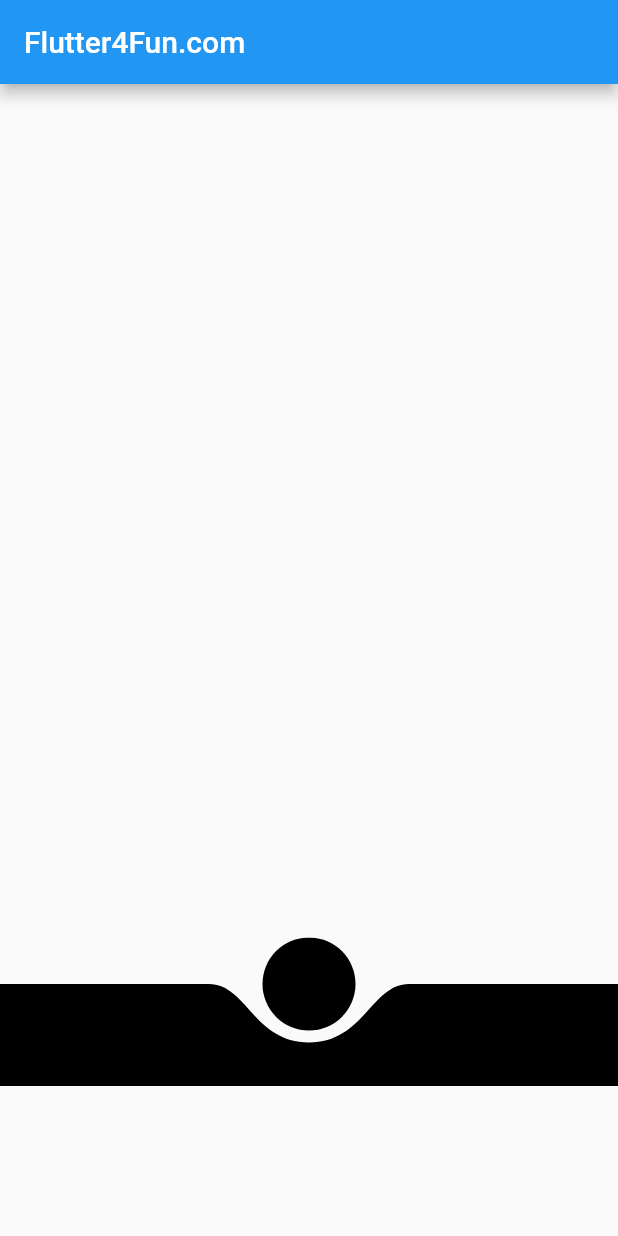
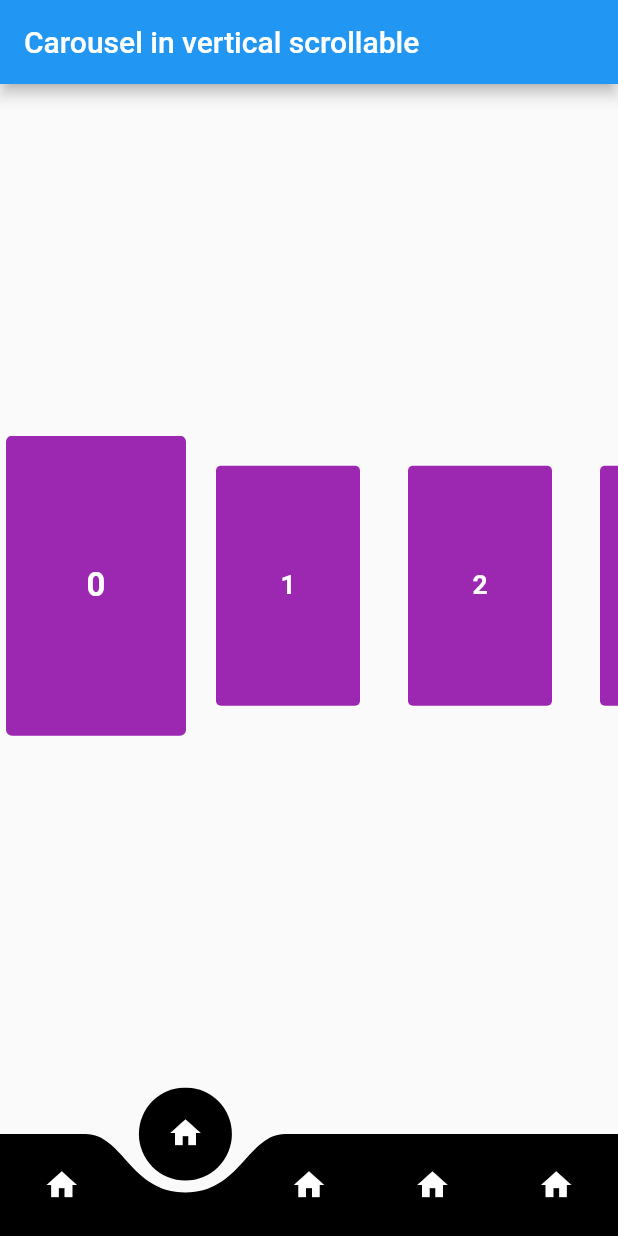
Before and after one commit to Flutter4Fun/ui_challenge-2, a Flutter app: the screen it shows after launch, on a phone screen of 412 x 824 dp. Run offline on Flutter 3.47's test engine with Material 2 defaults, Android fonts, the phone set to English and light mode, and no system bars.

Commit message:
Implemented my bottom navigation completely

```diff
--- a/lib/main.dart
+++ b/lib/main.dart
@@ -1,151 +1,144 @@
+import 'dart:math' as math;
+
 import 'package:flutter/material.dart';
+import 'package:ui_challenge_2/my_bottom_navigation.dart';
 
 main() => runApp(MaterialApp(home: MyHomePage()));
 
-class MyHomePage extends StatelessWidget {
+class MyHomePage extends StatefulWidget {
+  @override
+  _MyHomePageState createState() => _MyHomePageState();
+}
+
+class _MyHomePageState extends State<MyHomePage> {
+  ScrollController _controller;
+  int firstItem = 0;
+  final double itemWidth = 128;
+
+  final ValueNotifier<double> _offsett = ValueNotifier<double>(0.0);
+
+  double offset = 0;
+
+  @override
+  void initState() {
+    _controller = new ScrollController();
+    _controller.addListener(() {
+      setState(() {
+        offset = _controller.position.pixels / itemWidth;
+        firstItem = _controller.position.pixels ~/ itemWidth;
+      });
+    });
+    super.initState();
+  }
+
   @override
   Widget build(BuildContext context) {
     return Scaffold(
       appBar: AppBar(
-        title: Text('Flutter4Fun.com'),
+        title: Text('Carousel in vertical scrollable'),
       ),
-      body: Align(
-        alignment: Alignment.bottomCenter,
-        child: Padding(
-          padding: const EdgeInsets.only(bottom: 100.0),
-          child: MyBottomNavigation(),
+      bottomNavigationBar: MyBottomNavigation(
+        selected: 1,
+        items: [
+          Icon(Icons.home, color: Colors.white,),
+          Icon(Icons.home, color: Colors.white,),
+          Icon(Icons.home, color: Colors.white,),
+          Icon(Icons.home, color: Colors.white,),
+          Icon(Icons.home, color: Colors.white,),
+        ],
+      ),
+      body: Center(
+        child: SizedBox(
+          // you may want to use an aspect ratio here for tablet support
+          height: 200.0,
+          child: ListView.builder(
+            controller: _controller,
+            physics: SnappingListScrollPhysics(itemWidth: itemWidth),
+            scrollDirection: Axis.horizontal,
+            itemBuilder: (context, i) {
+              double othersScale = 0.8;
+              double scale = ((1 - math.min((i - offset).abs(), 1.0)) * (1 - othersScale)) + othersScale;
+              print('i: $i, scale: $scale');
+              return Transform.scale(
+                scale: scale,
+                child: _buildCarouselItem(context, 0, i),
+              );
+            },
+          ),
+        ),
+      ),
+    );
+  }
+
+  Widget _buildCarouselItem(BuildContext context, int carouselIndex, int itemIndex) {
+    return Container(
+      width: 120,
+      height: 200,
+      margin: EdgeInsets.symmetric(horizontal: 4.0),
+      decoration: BoxDecoration(
+        color: Colors.purple,
+        borderRadius: BorderRadius.all(Radius.circular(4.0)),
+      ),
+      child: Center(
+        child: Text(
+          '$itemIndex',
+          style: TextStyle(
+            color: Colors.white,
+            fontWeight: FontWeight.bold,
+            fontSize: 22,
+          ),
         ),
       ),
     );
   }
 }
 
-class MyBottomNavigation extends StatelessWidget {
-  final double fabSize = 62;
-  final double navHeight = 68;
-  final double fabMargin = 8;
+class SnappingListScrollPhysics extends ScrollPhysics {
+  final double itemWidth;
 
-  final int itemsCount = 5;
-
-  const MyBottomNavigation({
-    Key key,
-  }) : super(key: key);
+  const SnappingListScrollPhysics({
+    @required this.itemWidth,
+    ScrollPhysics parent,
+  }) : super(parent: parent);
 
   @override
-  Widget build(BuildContext context) {
-    return SizedBox(
-      width: double.infinity,
-      height: navHeight + fabSize / 2,
-      child: Stack(
-        children: [
-          CustomPaint(
-            painter: _MyBottomNavigationCustomPainter(0.5, fabSize, fabMargin),
-            size: Size(
-              double.infinity,
-              navHeight + fabSize / 2,
-            ),
-          ),
-//          Align(
-//            alignment: Alignment.bottomCenter,
-//            child: Container(
-//              height: navHeight,
-//              child: Row(
-//                mainAxisSize: MainAxisSize.max,
-//                mainAxisAlignment: MainAxisAlignment.spaceAround,
-//                children: [
-//                  Icon(Icons.map, color: Colors.white,),
-//                  Icon(Icons.map, color: Colors.white,),
-//                  Icon(Icons.map, color: Colors.white,),
-//                  Icon(Icons.map, color: Colors.white,),
-//                  Icon(Icons.map, color: Colors.white,),
-//                ],
-//              ),
-//            ),
-//          ),
-        ],
-      ),
-    );
-  }
-}
+  SnappingListScrollPhysics applyTo(ScrollPhysics ancestor) => SnappingListScrollPhysics(
+    parent: buildParent(ancestor),
+    itemWidth: itemWidth,
+  );
 
-class _MyBottomNavigationCustomPainter extends CustomPainter {
-  final double targetXPercent;
-  final double fabSize;
-  final double fabMargin;
+  double _getItem(ScrollPosition position) => (position.pixels) / itemWidth;
 
-  _MyBottomNavigationCustomPainter(
-    this.targetXPercent,
-    this.fabSize,
-    this.fabMargin,
-    );
+  double _getPixels(ScrollPosition position, double item) =>
+    math.min(item * itemWidth, position.maxScrollExtent);
 
-  @override
-  void paint(Canvas canvas, Size size) {
-    double holeWidth = 100;
-    double holeWidthThird = (holeWidth / 3) * 2;
-    double holeHeight = fabSize + fabMargin;
-
-    double top = fabSize / 2;
-
-    Path p = new Path();
-
-    final targetX = size.width * targetXPercent;
-
-    p.moveTo(0, top);
-
-    final point1 = Offset(targetX - holeWidthThird, top);
-    p.lineTo(point1.dx, point1.dy);
-
-    final point2 = Offset(targetX, holeHeight);
-
-    final controlPoint1 = Offset(point1.dx + 25, top);
-    final controlPoint2 = Offset(point1.dx + 30, holeHeight);
-
-    p.cubicTo(
-      controlPoint1.dx,
-      controlPoint1.dy,
-      controlPoint2.dx,
-      controlPoint2.dy,
-      point2.dx,
-      point2.dy,
-    );
-
-    final point3 = Offset(targetX + holeWidthThird, top);
-    final controlPoint3 = Offset(point3.dx - 30, holeHeight);
-    final controlPoint4 = Offset(point3.dx - 25, top);
-
-    p.cubicTo(
-      controlPoint3.dx,
-      controlPoint3.dy,
-      controlPoint4.dx,
-      controlPoint4.dy,
-      point3.dx,
-      point3.dy,
-    );
-
-    p.lineTo(size.width, top);
-    p.lineTo(size.width, size.height);
-    p.lineTo(0, size.height);
-    p.lineTo(0, top);
-
-    canvas.clipRect(Rect.fromLTWH(0, 0, size.width, size.height));
-
-    canvas.drawPath(
-      p,
-      Paint()
-        ..color = Colors.black
-        ..style = PaintingStyle.fill);
-
-    canvas.drawCircle(
-      Offset(targetX, fabSize / 2),
-      fabSize / 2,
-      Paint()..color = Colors.black);
-  }
-
-  void drawPoint(Canvas canvas, Offset point) {
-    canvas.drawCircle(point, 3, Paint()..color = Colors.red);
+  double _getTargetPixels(ScrollPosition position, Tolerance tolerance, double velocity) {
+    double item = _getItem(position);
+    if (velocity < -tolerance.velocity) {
+      item -= 0.5;
+    } else if (velocity > tolerance.velocity) {
+      item += 0.5;
+    }
+    return _getPixels(position, item.roundToDouble());
   }
 
   @override
-  bool shouldRepaint(CustomPainter oldDelegate) => true;
+  Simulation createBallisticSimulation(ScrollMetrics position, double velocity) {
+    // If we're out of range and not headed back in range, defer to the parent
+    // ballistics, which should put us back in range at a page boundary.
+    if ((velocity <= 0.0 && position.pixels <= position.minScrollExtent) ||
+      (velocity >= 0.0 && position.pixels >= position.maxScrollExtent)) {
+      return super.createBallisticSimulation(position, velocity);
+    }
+    final Tolerance tolerance = this.tolerance;
+    final double target = _getTargetPixels(position, tolerance, velocity);
+    if (target != position.pixels) {
+      return ScrollSpringSimulation(spring, position.pixels, target, velocity,
+        tolerance: tolerance);
+    }
+    return null;
+  }
+
+  @override
+  bool get allowImplicitScrolling => false;
 }
--- a/lib/my_bottom_navigation.dart
+++ b/lib/my_bottom_navigation.dart
@@ -1,40 +1,87 @@
 import 'package:flutter/material.dart';
 
-class MyBottomNavigation extends StatelessWidget {
-  final double fabSize = 62;
-  final double navHeight = 68;
-  final double fabMargin = 8;
+class MyBottomNavigation extends ImplicitlyAnimatedWidget {
+  final List<Widget> items;
+  final double fabSize;
+  final double navHeight;
+  final double fabMargin;
+  final double iconSize;
+  final int selected;
 
   const MyBottomNavigation({
     Key key,
-  }) : super(key: key);
+    @required this.items,
+    this.fabSize = 62,
+    this.navHeight = 68,
+    this.fabMargin = 8,
+    this.iconSize = 24,
+    this.selected = 0,
+  }) : super(key: key, duration: const Duration(milliseconds: 300));
+
+  @override
+  _MyBottomNavigationState createState() => _MyBottomNavigationState();
+}
+
+class _MyBottomNavigationState extends AnimatedWidgetBaseState<MyBottomNavigation> {
+  Tween<double> _selectedPercentTween;
 
   @override
   Widget build(BuildContext context) {
     return SizedBox(
       width: double.infinity,
-      height: navHeight + fabSize / 2,
+      height: widget.navHeight + widget.fabSize / 2,
       child: Stack(
         children: [
           CustomPaint(
-            painter: _MyBottomNavigationCustomPainter(0.5, fabSize, fabMargin),
+            painter: _MyBottomNavigationCustomPainter(
+              _selectedPercentTween.evaluate(animation),
+              widget.fabSize,
+              widget.fabMargin,
+            ),
             size: Size(
               double.infinity,
-              navHeight + fabSize / 2,
+              widget.navHeight + widget.fabSize / 2,
             ),
           ),
           Align(
-            alignment: Alignment.topCenter,
-            child: SizedBox(
-              width: fabSize,
-              height: fabSize,
-              child: FloatingActionButton(
-                onPressed: () {},
-                backgroundColor: Colors.black,
+            alignment: Alignment.bottomCenter,
+            child: Container(
+              height: widget.navHeight,
+              child: Row(
+                mainAxisSize: MainAxisSize.max,
+                mainAxisAlignment: MainAxisAlignment.spaceAround,
+                crossAxisAlignment: CrossAxisAlignment.stretch,
+                children: widget.items.asMap().entries.map((entry) {
+                  final pos = entry.key;
+                  final iconWidget = entry.value;
+                  return Expanded(
+                    child: InkWell(
+                      onTap: () {},
+                      child: Transform.translate(
+                        offset: Offset(0, pos == widget.selected ? - (widget.fabSize / 2) - (widget.fabMargin / 2) : 0),
+                        child: iconWidget,
+                      ),
+                    ),
+                  );
+                }).toList(),
               ),
             ),
           ),
         ],
+      ),
+    );
+  }
+
+  @override
+  void forEachTween(visitor) {
+    double itemSpace = 1 / widget.items.length;
+    double selectedPercent = (itemSpace * widget.selected) + (itemSpace / 2);
+
+    _selectedPercentTween = visitor(
+      _selectedPercentTween,
+      selectedPercent,
+        (dynamic value) => Tween<double>(
+        begin: value,
       ),
     );
   }
@@ -49,7 +96,7 @@ class _MyBottomNavigationCustomPainter extends CustomPainter {
     this.targetXPercent,
     this.fabSize,
     this.fabMargin,
-  );
+    );
 
   @override
   void paint(Canvas canvas, Size size) {
@@ -103,10 +150,12 @@ class _MyBottomNavigationCustomPainter extends CustomPainter {
     canvas.clipRect(Rect.fromLTWH(0, 0, size.width, size.height));
 
     canvas.drawPath(
-        p,
-        Paint()
-          ..color = Colors.black
-          ..style = PaintingStyle.fill);
+      p,
+      Paint()
+        ..color = Colors.black
+        ..style = PaintingStyle.fill);
+
+    canvas.drawCircle(Offset(targetX, fabSize / 2), fabSize / 2, Paint()..color = Colors.black);
   }
 
   void drawPoint(Canvas canvas, Offset point) {
```
